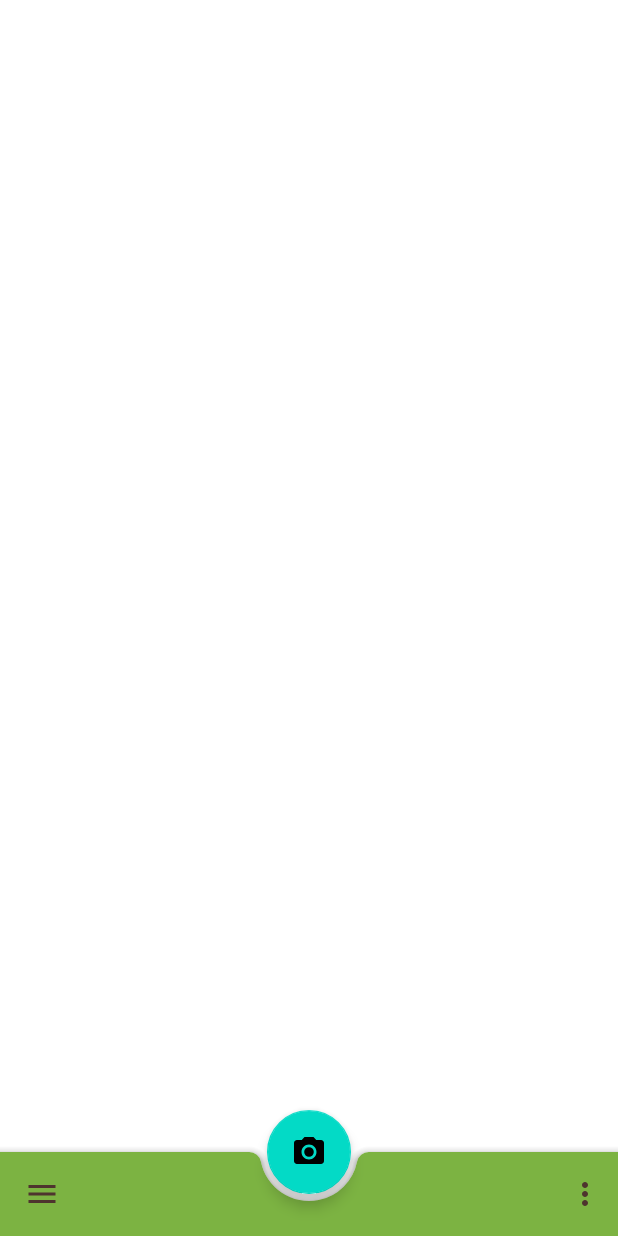
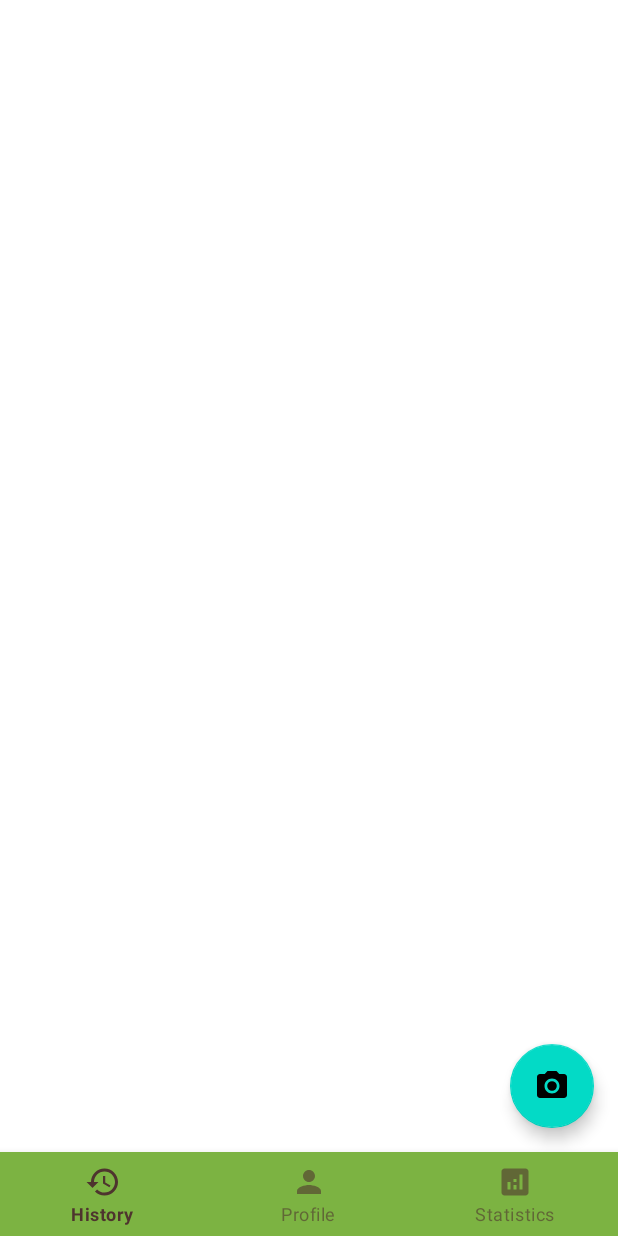
Before and after one commit to pAplakidis/ELLIOT, an Android app: the layout activity_menu.xml on its own in the app's theme, with its tools: preview values and no code run, on a phone screen of 412 x 824 dp. Run offline under Robolectric (Android 15) with nearby library versions, the phone set to English and light mode, and no system bars.

Commit message:
Create the navbar with the camera FAB

```diff
--- /dev/null
+++ b/app/src/main/res/drawable/ic_baseline_analytics_24.xml
@@ -0,0 +1,10 @@
+<vector xmlns:android="http://schemas.android.com/apk/res/android"
+    android:width="24dp"
+    android:height="24dp"
+    android:viewportWidth="24"
+    android:viewportHeight="24"
+    android:tint="?attr/colorControlNormal">
+  <path
+      android:fillColor="@android:color/white"
+      android:pathData="M19,3L5,3c-1.1,0 -2,0.9 -2,2v14c0,1.1 0.9,2 2,2h14c1.1,0 2,-0.9 2,-2L21,5c0,-1.1 -0.9,-2 -2,-2zM9,17L7,17v-5h2v5zM13,17h-2v-3h2v3zM13,12h-2v-2h2v2zM17,17h-2L15,7h2v10z"/>
+</vector>
--- /dev/null
+++ b/app/src/main/res/drawable/ic_baseline_history_24.xml
@@ -0,0 +1,10 @@
+<vector xmlns:android="http://schemas.android.com/apk/res/android"
+    android:width="24dp"
+    android:height="24dp"
+    android:viewportWidth="24"
+    android:viewportHeight="24"
+    android:tint="?attr/colorControlNormal">
+  <path
+      android:fillColor="@android:color/white"
+      android:pathData="M13,3c-4.97,0 -9,4.03 -9,9L1,12l3.89,3.89 0.07,0.14L9,12L6,12c0,-3.87 3.13,-7 7,-7s7,3.13 7,7 -3.13,7 -7,7c-1.93,0 -3.68,-0.79 -4.94,-2.06l-1.42,1.42C8.27,19.99 10.51,21 13,21c4.97,0 9,-4.03 9,-9s-4.03,-9 -9,-9zM12,8v5l4.28,2.54 0.72,-1.21 -3.5,-2.08L13.5,8L12,8z"/>
+</vector>
--- /dev/null
+++ b/app/src/main/res/drawable/ic_baseline_person_24.xml
@@ -0,0 +1,10 @@
+<vector xmlns:android="http://schemas.android.com/apk/res/android"
+    android:width="24dp"
+    android:height="24dp"
+    android:viewportWidth="24"
+    android:viewportHeight="24"
+    android:tint="?attr/colorControlNormal">
+  <path
+      android:fillColor="@android:color/white"
+      android:pathData="M12,12c2.21,0 4,-1.79 4,-4s-1.79,-4 -4,-4 -4,1.79 -4,4 1.79,4 4,4zM12,14c-2.67,0 -8,1.34 -8,4v2h16v-2c0,-2.66 -5.33,-4 -8,-4z"/>
+</vector>
--- a/app/src/main/res/layout/activity_menu.xml
+++ b/app/src/main/res/layout/activity_menu.xml
@@ -5,28 +5,25 @@
     android:layout_width="match_parent"
     android:layout_height="match_parent">
 
-    <androidx.coordinatorlayout.widget.CoordinatorLayout
+    <com.google.android.material.floatingactionbutton.FloatingActionButton
+        android:id="@+id/floating_action_button"
+        android:layout_width="wrap_content"
+        android:layout_height="wrap_content"
+        android:layout_gravity="bottom|end"
+        android:layout_margin="16dp"
+        android:contentDescription=""
+        app:layout_constraintBottom_toTopOf="@+id/bottom_navigation"
+        app:layout_constraintEnd_toEndOf="parent"
+        app:srcCompat="@drawable/ic_baseline_photo_camera_24" />
 
-        android:layout_width="match_parent"
-        android:layout_height="match_parent">
-
-        <com.google.android.material.bottomappbar.BottomAppBar
-            android:id="@+id/bottomAppBar"
-            style="@style/Widget.MaterialComponents.BottomAppBar.Colored"
-            android:layout_width="match_parent"
-            android:layout_height="wrap_content"
-            android:layout_gravity="bottom"
-            app:menu="@menu/bottom_app_bar"
-            app:navigationIcon="@drawable/ic_baseline_menu_24" />
-
-        <com.google.android.material.floatingactionbutton.FloatingActionButton
-            android:layout_width="wrap_content"
-            android:layout_height="wrap_content"
-            android:contentDescription="Camera Icon"
-            app:layout_anchor="@id/bottomAppBar"
-            app:srcCompat="@drawable/ic_baseline_photo_camera_24" />
-
-    </androidx.coordinatorlayout.widget.CoordinatorLayout>
-
+    <com.google.android.material.bottomnavigation.BottomNavigationView
+        android:id="@+id/bottom_navigation"
+        style="@style/Widget.MaterialComponents.BottomNavigationView.Colored"
+        android:layout_width="0dp"
+        android:layout_height="wrap_content"
+        app:layout_constraintBottom_toBottomOf="parent"
+        app:layout_constraintEnd_toEndOf="parent"
+        app:layout_constraintStart_toStartOf="parent"
+        app:menu="@menu/bottom_navigation_menu" />
 
 </androidx.constraintlayout.widget.ConstraintLayout>
--- a/app/src/main/res/menu/bottom_app_bar.xml
+++ /dev/null
@@ -1,14 +0,0 @@
-<?xml version="1.0" encoding="utf-8"?>
-<menu xmlns:android="http://schemas.android.com/apk/res/android">
-    <item
-        android:id="@+id/search"
-        android:title="search"
-        android:contentDescription=""
-        />
-
-    <item
-        android:id="@+id/more"
-        android:title="more"
-        android:contentDescription=""
-        />
-</menu>
--- /dev/null
+++ b/app/src/main/res/menu/bottom_navigation_menu.xml
@@ -0,0 +1,23 @@
+<?xml version="1.0" encoding="utf-8"?>
+<menu xmlns:android="http://schemas.android.com/apk/res/android">
+    <item
+        android:id="@+id/history"
+        android:title="History"
+        android:contentDescription=""
+        android:icon="@drawable/ic_baseline_history_24"
+        />
+
+    <item
+        android:id="@+id/profile"
+        android:title="Profile"
+        android:contentDescription=""
+        android:icon="@drawable/ic_baseline_person_24"
+        />
+
+    <item
+        android:id="@+id/statistics"
+        android:title="Statistics"
+        android:contentDescription=""
+        android:icon="@drawable/ic_baseline_analytics_24"
+        />
+</menu>
```
